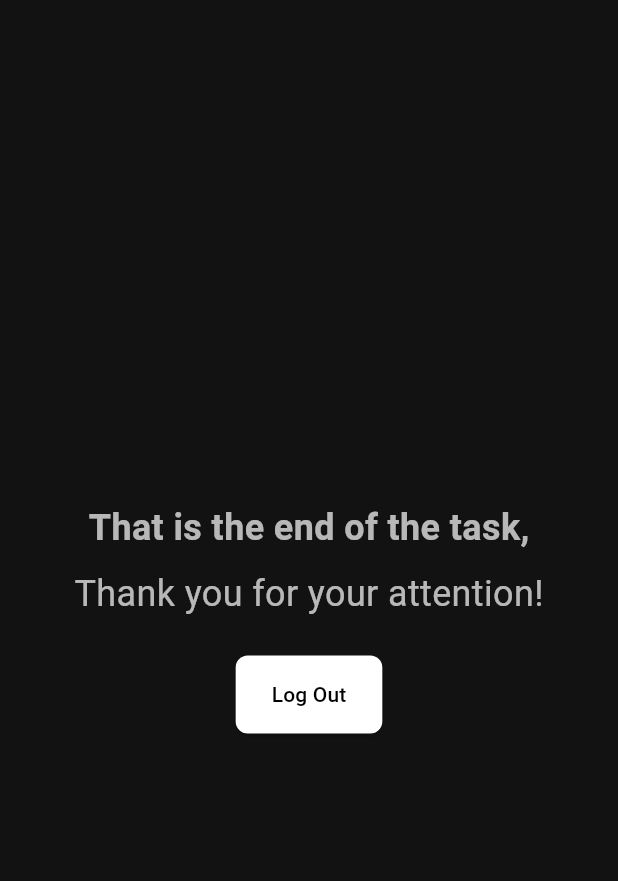
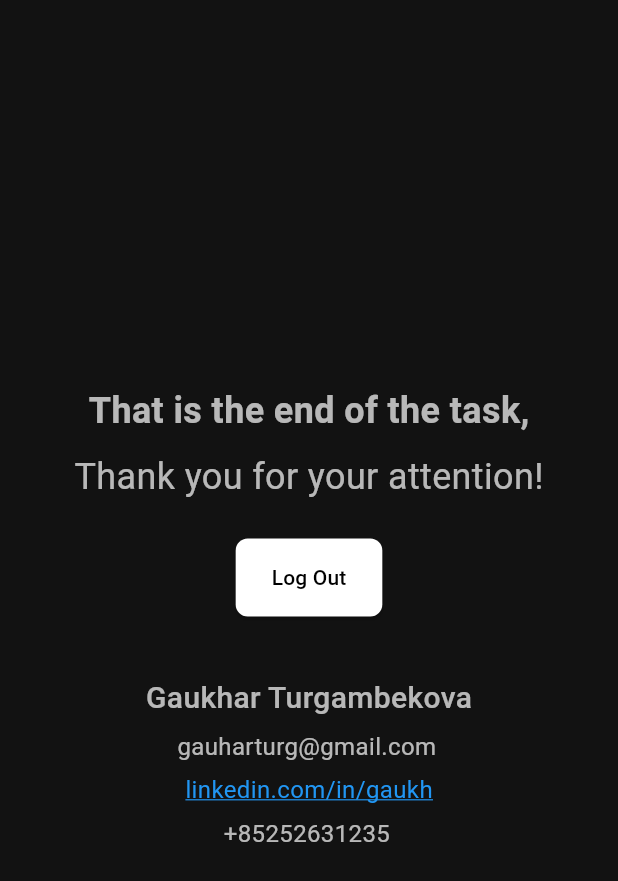
Before and after one commit to gauharturg/flutter_login_app, a Flutter app: the ThankYouScreen screen opened directly with empty values, on a phone screen of 412 x 824 dp. Shown: the top 881 px of the screen. Run offline on Flutter 3.47's test engine with Material 3 defaults, Android fonts, the phone set to English and light mode, and no system bars; our stand-ins replace firebase_auth, firebase_core, google_sign_in; accounts and stored records are empty; network calls fail; statements that could not run were skipped.

Commit message:
fix of final page

```diff
--- a/lib/main.dart
+++ b/lib/main.dart
@@ -4,6 +4,7 @@ import 'package:flutter/material.dart';
 import 'package:google_sign_in/google_sign_in.dart';
 import 'firebase_options.dart';
 import 'dart:ui';
+import 'package:url_launcher/url_launcher.dart';
 
 void main() async {
   WidgetsFlutterBinding.ensureInitialized();
@@ -202,11 +203,11 @@ class _AuthScreenState extends State<AuthScreen>
                                   color: Colors.grey,
                                 ),
                               ),
-                              const SizedBox(height: 20),
+                              const SizedBox(height: 12),
                               Text(
                                 "Flutter Task",
                                 style: TextStyle(
-                                  fontSize: 36,
+                                  fontSize: 30,
                                   fontWeight: FontWeight.bold,
                                   color: Colors.grey,
                                 ),
@@ -350,9 +351,39 @@ class ThankYouScreen extends StatelessWidget {
               onPressed: () => _signOut(context),
               child: const Text('Log Out'),
             ),
+            const SizedBox(height: 40),
+            Text(
+                'Gaukhar Turgambekova',
+                style: TextStyle(fontSize: 20, fontWeight: FontWeight.w500),
+              ),
+              SizedBox(height: 6),
+              SelectableText(
+                'gauharturg@gmail.com',
+                style: TextStyle(fontSize: 16),
+              ),
+              SizedBox(height: 6),
+              InkWell(
+                onTap: () => _launchURL('https://linkedin.com/in/gaukh'),
+                child: Text(
+                  'linkedin.com/in/gaukh',
+                  style: TextStyle(fontSize: 16, color: Colors.blue, decoration: TextDecoration.underline),
+                ),
+              ),
+              SizedBox(height: 6),
+              SelectableText(
+                '+85252631235',
+                style: TextStyle(fontSize: 16),
+              ),
           ],
         ),
       ),
     );
   }
+  void _launchURL(String url) async {
+    if (await canLaunch(url)) {
+      await launch(url);
+    } else {
+      print('Could not launch $url');
+    }
+  }
 }
--- a/pubspec.yaml
+++ b/pubspec.yaml
@@ -21,6 +21,7 @@ dependencies:
   # The following adds the Cupertino Icons font to your application.
   # Use with the CupertinoIcons class for iOS style icons.
   cupertino_icons: ^1.0.8
+  url_launcher: ^6.0.20
 
 dev_dependencies:
   flutter_test:
```
Also changed, not shown: pubspec.lock, 8 other files.
